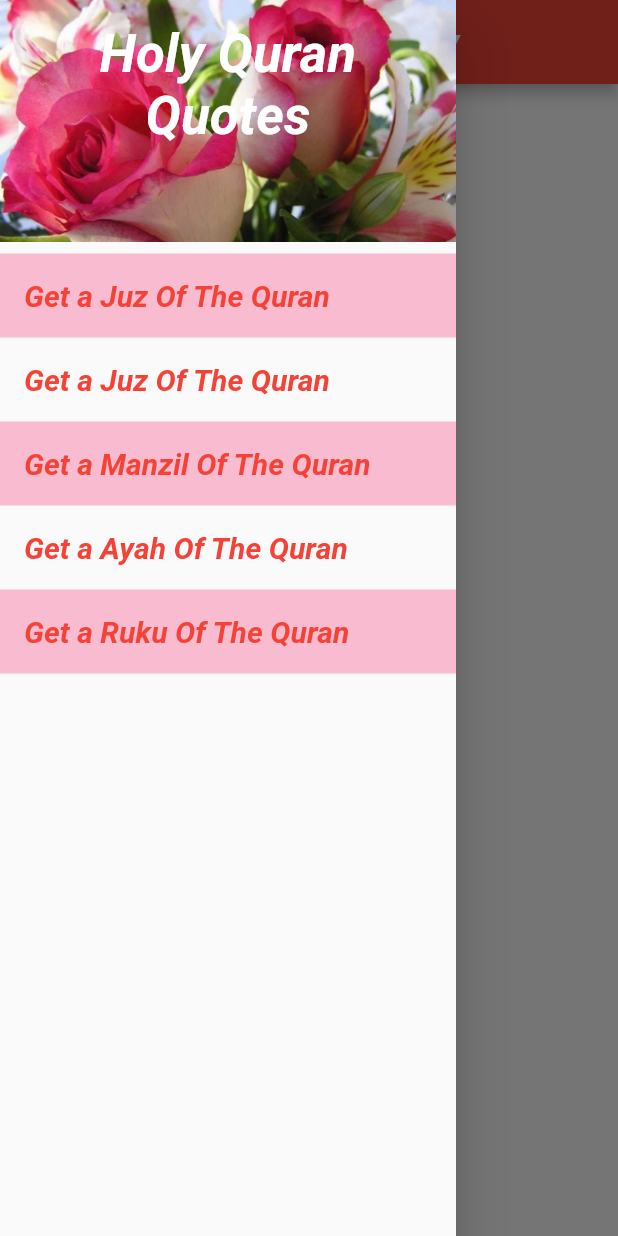
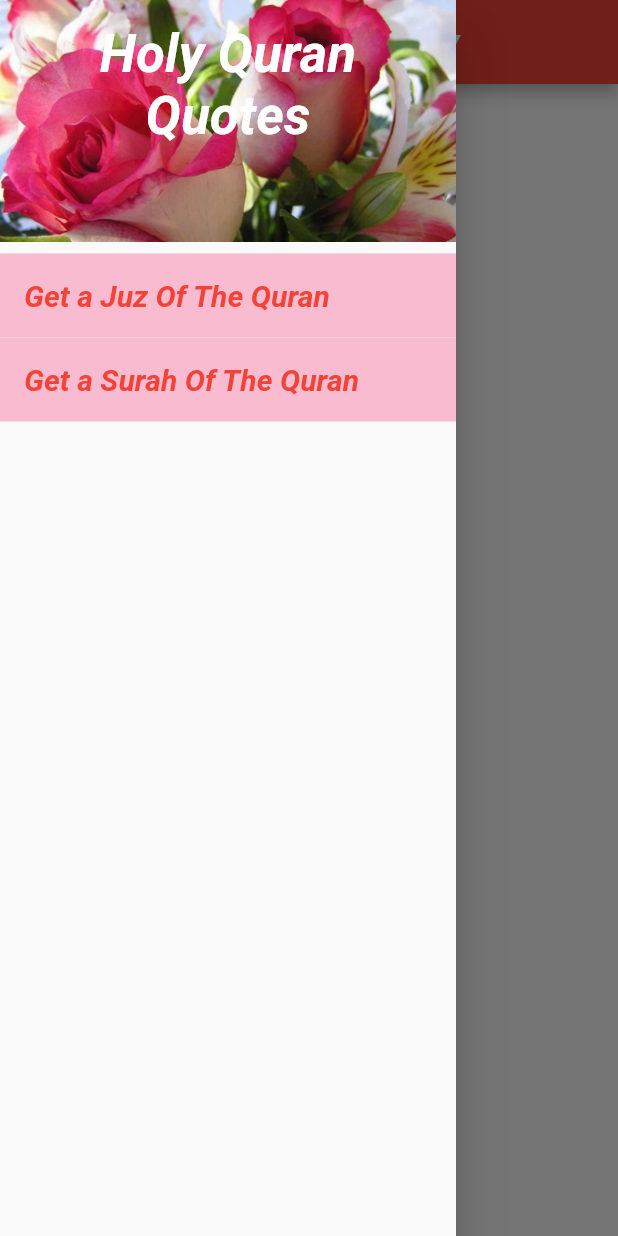
Before and after one commit to sabhishek78/the_quran_app, a Flutter app: the screen it shows after launch, with the side drawer open, on a phone screen of 412 x 824 dp. Run offline on Flutter 3.47's test engine with Material 2 defaults, Android fonts, the phone set to English and light mode, and no system bars; network calls fail; Roboto replaces fonts that are missing (Quicksand).

```diff
--- a/lib/main.dart
+++ b/lib/main.dart
@@ -31,6 +31,7 @@ class _QuranAppState extends State<QuranApp>
   String quoteTitle="Juz Of The Day";
   AnimationController controller;
   bool randomQuote=true;
+
   Future<String> fetchQuoteOfTheDay() async {
     quoteTitle="Juz Of The Day";
     Map quoteMap;
@@ -59,7 +60,48 @@ class _QuranAppState extends State<QuranApp>
     loading = false;
     setState(() {});
   }
+  Future<String> fetchSurahOfTheDay() async {
+    quoteTitle="Surah Of The Day";
+    String surah;
 
+
+    Random random = new Random();
+    int sura_Number = random.nextInt(114)+1;
+    int ayah_Number = random.nextInt(5)+1;
+    Response response = await get('http://api.quran-tafseer.com/quran/$sura_Number/$ayah_Number');
+    /* Response response = await get(
+        'https://favqs.com/api/quotes/?filter=${widget.tag}&type=tag',
+        headers: {
+          'Authorization': 'Token token=3388d212c6f286a19932bf93aae6eb54'
+        });*/
+    print(response.statusCode);
+    if (response.statusCode == 200) {
+       surah = utf8.decode(response.bodyBytes);
+    }
+    print(surah);
+    for(int i=0;i<surah.length;i++){
+      if(surah[i]=='t'&& surah[i+1]=='e'&&surah[i+2]=='x' && surah[i+3]=='t'){
+       quote='';
+        for(int j=i+7;surah[j]!='"';j++){
+          quote=quote+surah[j];
+        }
+        print(quote);
+      }
+      if(surah[i]=='s'&& surah[i+1]=='u'&&surah[i+2]=='r' && surah[i+3]=='a'){
+        number='';
+        for(int j=i+12;surah[j]!='"';j++){
+          number=number+surah[j];
+        }
+        print(number);
+      }
+    }
+
+
+    controller.forward(from: 0.0);
+
+    loading = false;
+    setState(() {});
+  }
 
 
   @override
@@ -129,27 +171,11 @@ class _QuranAppState extends State<QuranApp>
                 },
               ),
             ),
-            Ink(
-              color: Colors.transparent,
-              child: ListTile(
-                title: Text('Get a Juz Of The Quran',
-                    style: TextStyle(
-                        fontWeight: FontWeight.bold,
-                        fontSize: 20,
-                        color: Colors.red,
-                        fontStyle: FontStyle.italic)),
-                onTap: () {
-                  randomQuote=true;
-                  setState(() {});
-                  fetchQuoteOfTheDay();
-                  Navigator.pop(context);
-                },
-              ),
-            ),
+
             Ink(
               color: Colors.pink[100],
               child: ListTile(
-                title: Text('Get a Manzil Of The Quran',
+                title: Text('Get a Surah Of The Quran',
                     style: TextStyle(
                         fontWeight: FontWeight.bold,
                         fontSize: 20,
@@ -159,46 +185,12 @@ class _QuranAppState extends State<QuranApp>
                   randomQuote=true;
                   loading = true;
                   setState(() {});
-                  fetchQuoteOfTheDay();
+                  fetchSurahOfTheDay();
                   Navigator.pop(context);
                 },
               ),
             ),
-            Ink(
-              color: Colors.transparent,
-              child: ListTile(
-                title: Text('Get a Ayah Of The Quran',
-                    style: TextStyle(
-                        fontWeight: FontWeight.bold,
-                        fontSize: 20,
-                        color: Colors.red,
-                        fontStyle: FontStyle.italic)),
-                onTap: () {
-                  randomQuote=true;
-                  setState(() {});
-                  fetchQuoteOfTheDay();
-                  Navigator.pop(context);
-                },
-              ),
-            ),
-            Ink(
-              color: Colors.pink[100],
-              child: ListTile(
-                title: Text('Get a Ruku Of The Quran',
-                    style: TextStyle(
-                        fontWeight: FontWeight.bold,
-                        fontSize: 20,
-                        color: Colors.red,
-                        fontStyle: FontStyle.italic)),
-                onTap: () {
-                  randomQuote=true;
-                  loading = true;
-                  setState(() {});
-                  fetchQuoteOfTheDay();
-                  Navigator.pop(context);
-                },
-              ),
-            ),
+
 
           ],
         ),
@@ -234,7 +226,7 @@ class _QuranAppState extends State<QuranApp>
                   flex: 1,
                   child: ScaleTransition(
                     scale: Tween(begin: 1.5, end: 1.0).animate(controller),
-                    child: Text('Juz Number'+'$number',
+                    child: Text('$number',
                         style: TextStyle(
                             fontWeight: FontWeight.bold,
                             fontSize: 20,
```
